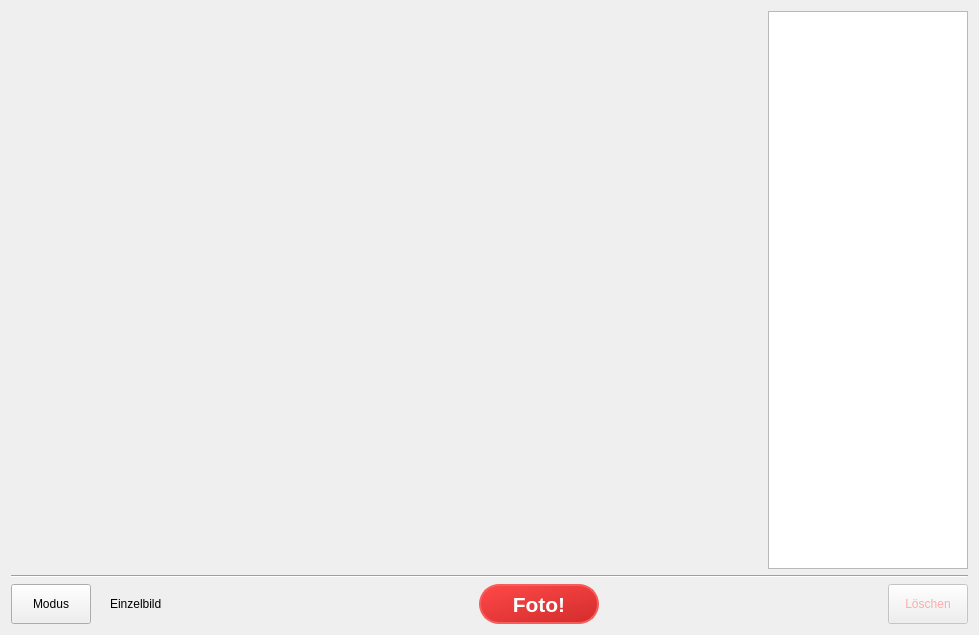
Above: photoBooth.ui from Nepomuk/photobooth before the change. Below: the same form after it.
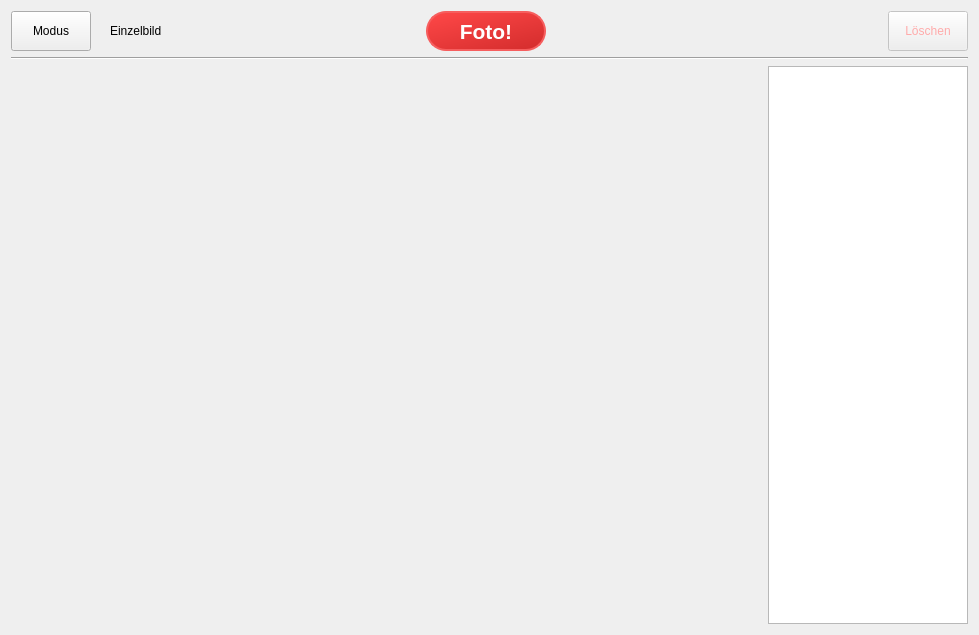
That is the form after the change. Icons and pictures are not drawn.

Commit message: Move control row to the top.

```diff
--- a/photoBooth.ui
+++ b/photoBooth.ui
@@ -18,98 +18,7 @@
   </property>
   <layout class="QVBoxLayout" name="verticalLayout">
    <item>
-    <layout class="QGridLayout" name="gridLayout">
-     <item row="0" column="1">
-      <widget class="QListWidget" name="listWidget_lastPictures">
-       <property name="sizePolicy">
-        <sizepolicy hsizetype="Minimum" vsizetype="Expanding">
-         <horstretch>0</horstretch>
-         <verstretch>0</verstretch>
-        </sizepolicy>
-       </property>
-       <property name="minimumSize">
-        <size>
-         <width>200</width>
-         <height>0</height>
-        </size>
-       </property>
-       <property name="maximumSize">
-        <size>
-         <width>200</width>
-         <height>16777215</height>
-        </size>
-       </property>
-       <property name="autoFillBackground">
-        <bool>false</bool>
-       </property>
-       <property name="frameShape">
-        <enum>QFrame::StyledPanel</enum>
-       </property>
-       <property name="dragDropMode">
-        <enum>QAbstractItemView::NoDragDrop</enum>
-       </property>
-       <property name="iconSize">
-        <size>
-         <width>170</width>
-         <height>130</height>
-        </size>
-       </property>
-       <property name="movement">
-        <enum>QListView::Static</enum>
-       </property>
-       <property name="resizeMode">
-        <enum>QListView::Adjust</enum>
-       </property>
-       <property name="viewMode">
-        <enum>QListView::IconMode</enum>
-       </property>
-      </widget>
-     </item>
-     <item row="0" column="0">
-      <widget class="QLabel" name="label_pictureView">
-       <property name="sizePolicy">
-        <sizepolicy hsizetype="MinimumExpanding" vsizetype="MinimumExpanding">
-         <horstretch>0</horstretch>
-         <verstretch>0</verstretch>
-        </sizepolicy>
-       </property>
-       <property name="minimumSize">
-        <size>
-         <width>740</width>
-         <height>500</height>
-        </size>
-       </property>
-       <property name="autoFillBackground">
-        <bool>false</bool>
-       </property>
-       <property name="frameShape">
-        <enum>QFrame::NoFrame</enum>
-       </property>
-       <property name="frameShadow">
-        <enum>QFrame::Plain</enum>
-       </property>
-       <property name="text">
-        <string/>
-       </property>
-       <property name="scaledContents">
-        <bool>false</bool>
-       </property>
-       <property name="alignment">
-        <set>Qt::AlignCenter</set>
-       </property>
-      </widget>
-     </item>
-    </layout>
-   </item>
-   <item>
-    <widget class="Line" name="line">
-     <property name="orientation">
-      <enum>Qt::Horizontal</enum>
-     </property>
-    </widget>
-   </item>
-   <item>
-    <layout class="QHBoxLayout" name="bottomRow">
+    <layout class="QHBoxLayout" name="topRow">
      <item>
       <widget class="QPushButton" name="pushButton_switchMode">
        <property name="enabled">
@@ -254,6 +163,19 @@
        </property>
       </spacer>
      </item>
+     <item>
+      <widget class="QLabel" name="label">
+       <property name="minimumSize">
+        <size>
+         <width>100</width>
+         <height>0</height>
+        </size>
+       </property>
+       <property name="text">
+        <string/>
+       </property>
+      </widget>
+     </item>
      <item>
       <widget class="QPushButton" name="pushButton_delete">
        <property name="enabled">
@@ -291,6 +213,97 @@
      </item>
     </layout>
    </item>
+   <item>
+    <widget class="Line" name="line">
+     <property name="orientation">
+      <enum>Qt::Horizontal</enum>
+     </property>
+    </widget>
+   </item>
+   <item>
+    <layout class="QGridLayout" name="gridLayout">
+     <item row="1" column="1">
+      <widget class="QListWidget" name="listWidget_lastPictures">
+       <property name="sizePolicy">
+        <sizepolicy hsizetype="Minimum" vsizetype="Expanding">
+         <horstretch>0</horstretch>
+         <verstretch>0</verstretch>
+        </sizepolicy>
+       </property>
+       <property name="minimumSize">
+        <size>
+         <width>200</width>
+         <height>0</height>
+        </size>
+       </property>
+       <property name="maximumSize">
+        <size>
+         <width>200</width>
+         <height>16777215</height>
+        </size>
+       </property>
+       <property name="autoFillBackground">
+        <bool>false</bool>
+       </property>
+       <property name="frameShape">
+        <enum>QFrame::StyledPanel</enum>
+       </property>
+       <property name="dragDropMode">
+        <enum>QAbstractItemView::NoDragDrop</enum>
+       </property>
+       <property name="iconSize">
+        <size>
+         <width>170</width>
+         <height>130</height>
+        </size>
+       </property>
+       <property name="movement">
+        <enum>QListView::Static</enum>
+       </property>
+       <property name="resizeMode">
+        <enum>QListView::Adjust</enum>
+       </property>
+       <property name="viewMode">
+        <enum>QListView::IconMode</enum>
+       </property>
+      </widget>
+     </item>
+     <item row="1" column="0">
+      <widget class="QLabel" name="label_pictureView">
+       <property name="sizePolicy">
+        <sizepolicy hsizetype="MinimumExpanding" vsizetype="MinimumExpanding">
+         <horstretch>0</horstretch>
+         <verstretch>0</verstretch>
+        </sizepolicy>
+       </property>
+       <property name="minimumSize">
+        <size>
+         <width>740</width>
+         <height>500</height>
+        </size>
+       </property>
+       <property name="autoFillBackground">
+        <bool>false</bool>
+       </property>
+       <property name="frameShape">
+        <enum>QFrame::NoFrame</enum>
+       </property>
+       <property name="frameShadow">
+        <enum>QFrame::Plain</enum>
+       </property>
+       <property name="text">
+        <string/>
+       </property>
+       <property name="scaledContents">
+        <bool>false</bool>
+       </property>
+       <property name="alignment">
+        <set>Qt::AlignCenter</set>
+       </property>
+      </widget>
+     </item>
+    </layout>
+   </item>
   </layout>
  </widget>
  <resources>
```
